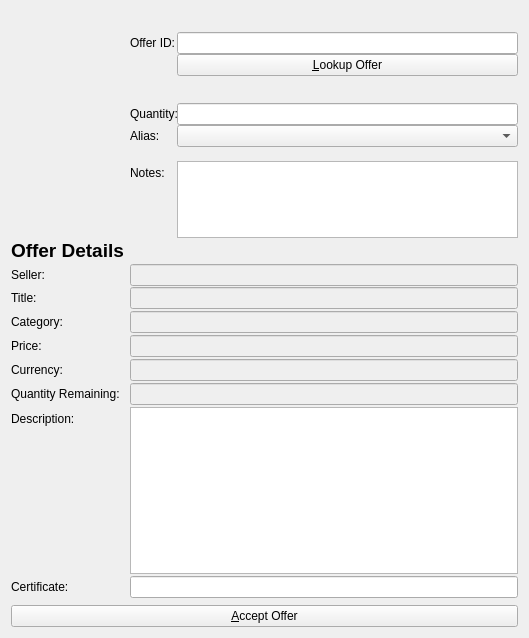
Above: src/qt/forms/acceptandpayofferlistpage.ui from willyko/syscoin2 before the change. Below: the same form after it.
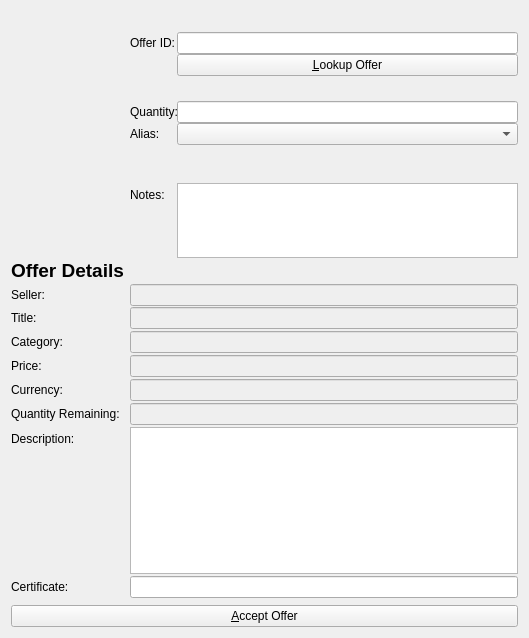
That is the form after the change. Icons and pictures are not drawn.

The edit to the form file:
```diff
--- a/src/qt/forms/acceptandpayofferlistpage.ui
+++ b/src/qt/forms/acceptandpayofferlistpage.ui
@@ -164,14 +164,14 @@
        <item row="5" column="1">
         <widget class="QComboBox" name="aliasEdit"/>
        </item>
-       <item row="7" column="0">
+       <item row="8" column="0">
         <widget class="QLabel" name="label_11">
          <property name="text">
           <string>Notes:</string>
          </property>
         </widget>
        </item>
-       <item row="7" column="1">
+       <item row="8" column="1">
         <widget class="QPlainTextEdit" name="notesEdit">
          <property name="maximumSize">
           <size>
@@ -188,6 +188,19 @@
          </property>
         </widget>
        </item>
+       <item row="7" column="1">
+        <spacer name="verticalSpacer">
+         <property name="orientation">
+          <enum>Qt::Vertical</enum>
+         </property>
+         <property name="sizeHint" stdset="0">
+          <size>
+           <width>20</width>
+           <height>40</height>
+          </size>
+         </property>
+        </spacer>
+       </item>
       </layout>
      </item>
      <item row="3" column="0">
```
